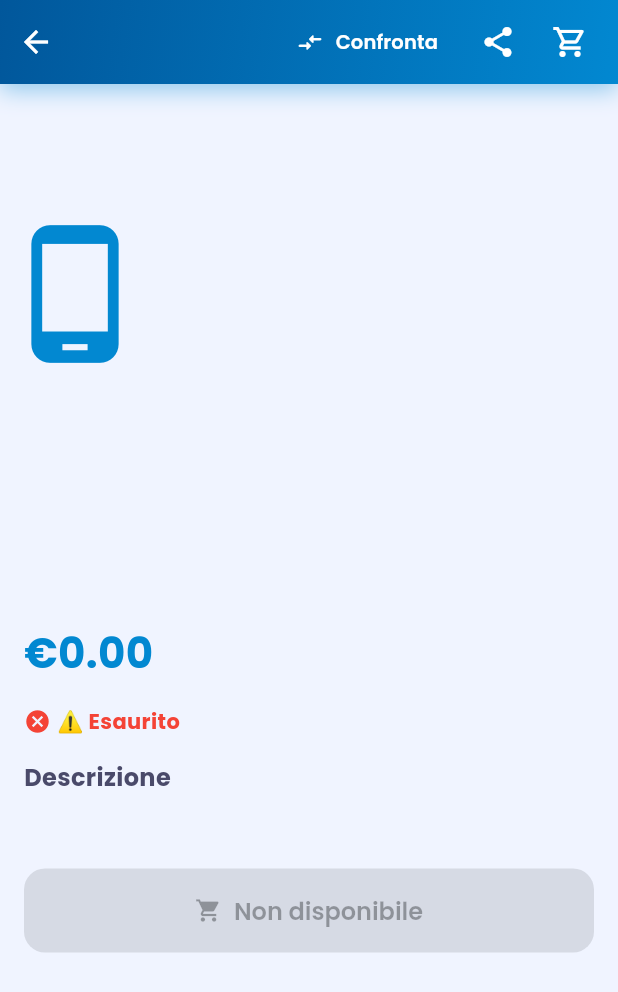
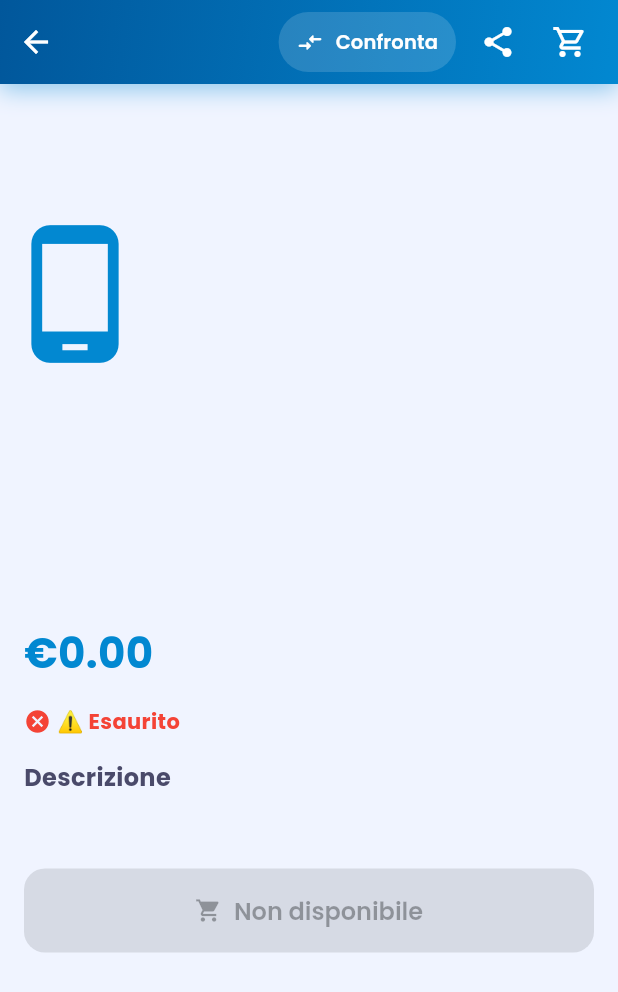
Before and after one commit to colorailgusto-source/topphone, a Flutter app: the ProductDetailScreen screen opened directly with empty values, on a phone screen of 412 x 824 dp. Shown: the top 992 px of the screen. Run offline on Flutter 3.47's test engine with Material 3 defaults, Android fonts, the phone set to English and light mode, and no system bars; drawn by our look-alikes of badges; our stand-ins replace app_links, firebase_core, firebase_messaging, flutter_local_notifications, go_router, image_picker and 5 more; missing offline and left inert: flutter_stripe; accounts and stored records are empty; network calls fail.

Commit message:
fix: padding bottoni acquista confronto, bottone confronta più visibile

```diff
--- a/lib/screens/catalog/compare_screen.dart
+++ b/lib/screens/catalog/compare_screen.dart
@@ -213,7 +213,7 @@ class _CompareScreenState extends State<CompareScreen> {
               // Tabella confronto
               if (_p2 != null) Expanded(
                 child: SingleChildScrollView(
-                  padding: const EdgeInsets.all(16),
+                  padding: EdgeInsets.fromLTRB(16, 16, 16, MediaQuery.of(context).padding.bottom + 80),
                   child: Column(children: [
                     _buildSpecCard('💰 Prezzo', '€' + ((_p1?['prezzo'] as num? ?? 0) + (_v1?['prezzo_extra'] as num? ?? 0)).toStringAsFixed(0), '€' + ((_p2?['prezzo'] as num? ?? 0) + (_v2?['prezzo_extra'] as num? ?? 0)).toStringAsFixed(0), (_p1?['prezzo'] as num? ?? 0) + (_v1?['prezzo_extra'] as num? ?? 0), (_p2?['prezzo'] as num? ?? 0) + (_v2?['prezzo_extra'] as num? ?? 0), false),
                     _buildSpecCard('🔋 Batteria', _p1?['batteria_mah'] != null ? '${_p1!['batteria_mah']} mAh' : 'N/D', _p2?['batteria_mah'] != null ? '${_p2!['batteria_mah']} mAh' : 'N/D', _p1?['batteria_mah'], _p2?['batteria_mah'], true),
--- a/lib/screens/catalog/product_detail_screen.dart
+++ b/lib/screens/catalog/product_detail_screen.dart
@@ -295,7 +295,13 @@ class _ProductDetailScreenState extends State<ProductDetailScreen> {
             },
             icon: const Icon(Icons.compare_arrows_rounded, color: Colors.white, size: 18),
             label: const Text('Confronta', style: TextStyle(color: Colors.white, fontSize: 13, fontWeight: FontWeight.w600)),
+            style: TextButton.styleFrom(
+              backgroundColor: Colors.white.withValues(alpha: 0.15),
+              shape: RoundedRectangleBorder(borderRadius: BorderRadius.circular(20)),
+              padding: const EdgeInsets.symmetric(horizontal: 12, vertical: 8),
+            ),
           ),
+          const SizedBox(width: 4),
           IconButton(
             icon: const Icon(Icons.share_rounded, color: Colors.white),
             onPressed: () {
```
